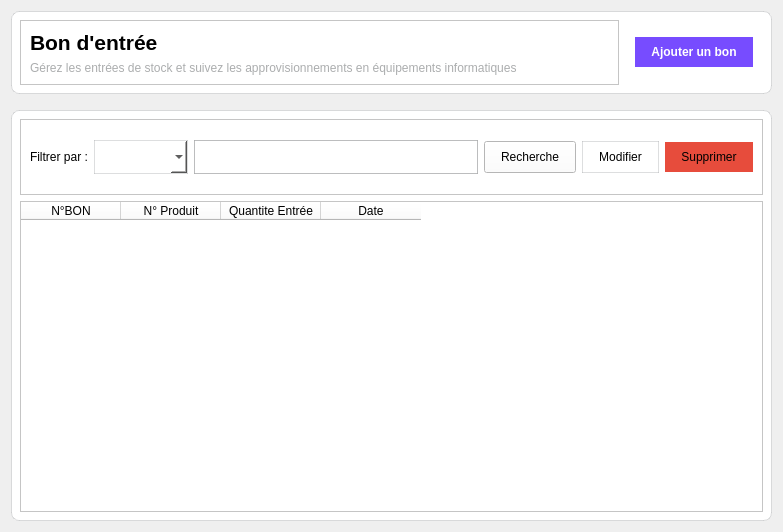
Old version of the form interface/entry_widget.ui in the repository miranto-andria/stock-it.
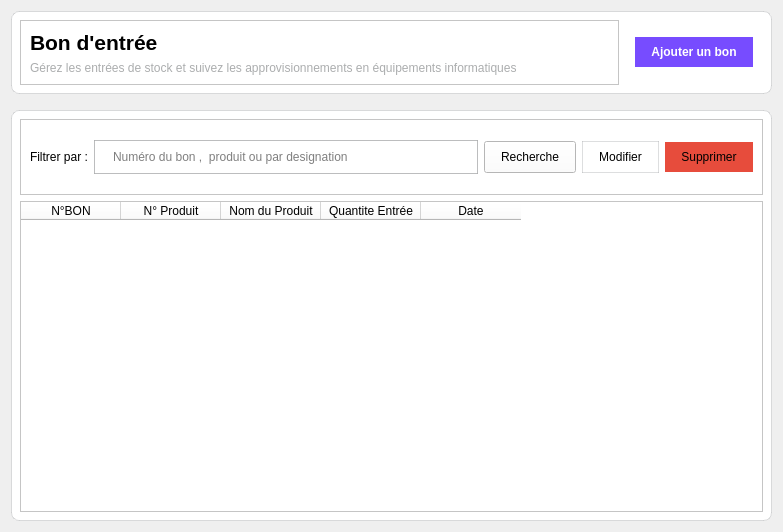
New version of the form. Icons and pictures are not drawn.

Diff of the .ui file:
```diff
--- a/interface/entry_widget.ui
+++ b/interface/entry_widget.ui
@@ -181,19 +181,15 @@
            </property>
           </widget>
          </item>
-         <item>
-          <widget class="QComboBox" name="searchChoice">
-           <property name="styleSheet">
-            <string notr="true">border : 1px solid rgba(171, 173, 174, 40%);</string>
-           </property>
-          </widget>
-         </item>
          <item>
           <widget class="QLineEdit" name="searchInput">
            <property name="styleSheet">
             <string notr="true">padding : 8px 16px;
 border : 1px solid rgba(171, 173, 174, 80%); background-color : #fff;</string>
            </property>
+           <property name="placeholderText">
+            <string>Numéro du bon ,  produit ou par designation</string>
+           </property>
           </widget>
          </item>
          <item>
@@ -282,6 +278,11 @@
           <string>N° Produit</string>
          </property>
         </column>
+        <column>
+         <property name="text">
+          <string>Nom du Produit</string>
+         </property>
+        </column>
         <column>
          <property name="text">
           <string>Quantite Entrée</string>
```
